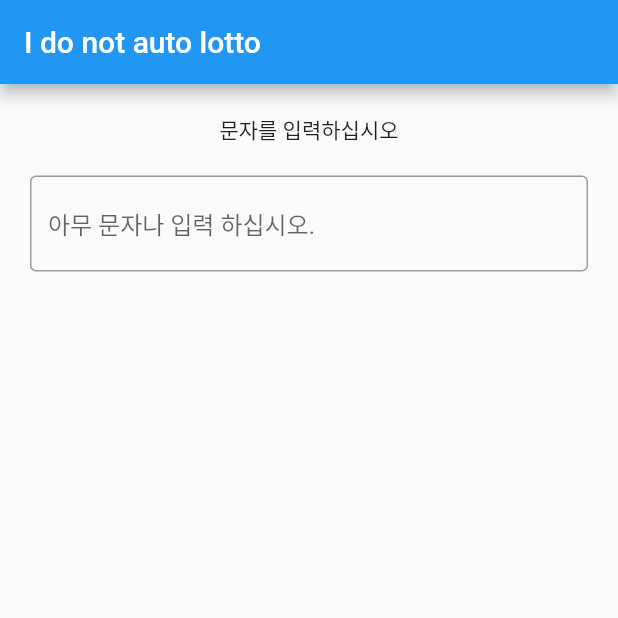
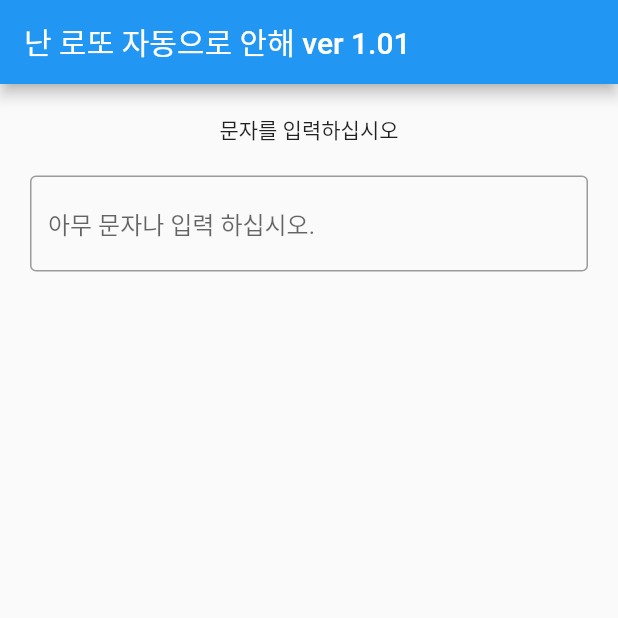
Before and after one commit to oungkee/lotto, a Flutter app: the screen it shows after launch, on a phone screen of 412 x 824 dp, the top half of it. Run offline on Flutter 3.47's test engine with Material 2 defaults, Android fonts, the phone set to English and light mode, and no system bars.

Commit message:
몇가지 오류 수정. (값이 없을때 화면표시 안함)

```diff
--- a/lib/main.dart
+++ b/lib/main.dart
@@ -9,6 +9,7 @@ class MyApp extends StatelessWidget {
   Widget build(BuildContext context) {
     return const MaterialApp(
       title: 'idonotautolotto',
+      debugShowCheckedModeBanner: false,
       home: MyHome(),
     );
   }
@@ -113,7 +114,7 @@ class _MyHomeState extends State<MyHome> {
   Widget build(BuildContext context) {
     return Scaffold(
       appBar: AppBar(
-        title: const Text('I do not auto lotto'),
+        title: const Text('난 로또 자동으로 안해 ver 1.01'),
       ),
       body: Center(
         child: Padding(
```
